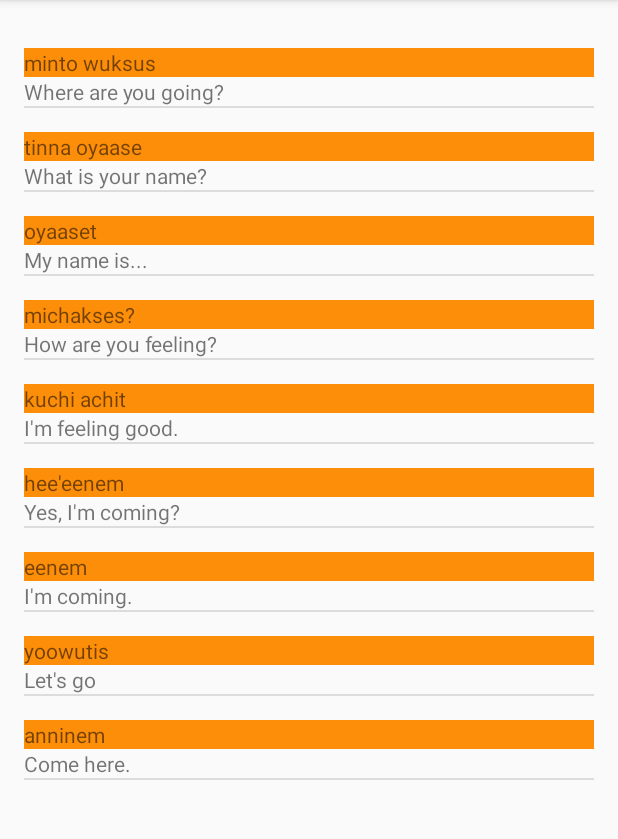
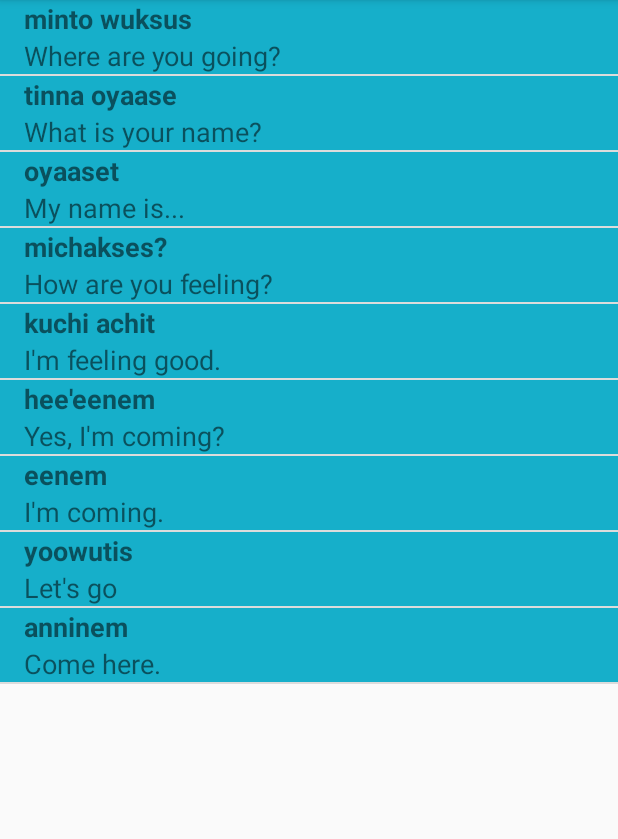
Before and after one commit to vsanjuan/Miwok2, an Android app: the PhrasesActivity screen opened directly, with no data from a screen before it, on a phone screen of 412 x 824 dp, the part 84-923 px from its top. Run offline under Robolectric (Android 15) with nearby library versions, the phone set to English and light mode, and no system bars.

Commit message:
Feat. Background color changes according to the category. Feat. Style and size defined on the xml files.

```diff
--- a/app/src/main/java/com/example/android/miwok/WordAdapter.java
+++ b/app/src/main/java/com/example/android/miwok/WordAdapter.java
@@ -1,6 +1,7 @@
 package com.example.android.miwok;
 
 import android.app.Activity;
+import android.support.v4.content.ContextCompat;
 import android.view.LayoutInflater;
 import android.view.View;
 import android.view.ViewGroup;
@@ -16,6 +17,8 @@ import java.util.ArrayList;
 public class WordAdapter extends ArrayAdapter<Word>{
 
     private int mBackgroundColor;
+
+    private String TAG = "Word Adapter: ";
 
     public WordAdapter(Activity context, ArrayList<Word> Words, int BackgroundColor ){
 
@@ -40,16 +43,21 @@ public class WordAdapter extends ArrayAdapter<Word>{
         Word currentWord = getItem(position);
 
         // Find the TextView in the list_item.xml layout with the ID version_name
-        TextView nameTextView = (TextView) listItemView.findViewById(R.id.miwok_translation);
+        TextView miwokTextView = (TextView) listItemView.findViewById(R.id.miwok_translation);
         // Get the version name from the current AndroidFlavor object and
         // set this text on the name TextView
-        nameTextView.setText(currentWord.getmMiwokTranslation());
+//        miwokTextView.setBackgroundColor(this.mBackgroundColor);
+        miwokTextView.setText(currentWord.getmMiwokTranslation());
+
+   /*     Log.i(TAG, "Background parameter: " + Integer.toString(this.mBackgroundColor));
+        Log.i(TAG, "Background value. " + miwokTextView.getBackground().toString());*/
 
         // Find the TextView in the list_item.xml layout with the ID version_number
-        TextView numberTextView = (TextView) listItemView.findViewById(R.id.default_translation);
+        TextView defaultTextView = (TextView) listItemView.findViewById(R.id.default_translation);
         // Get the version number from the current AndroidFlavor object and
         // set this text on the number TextView
-        numberTextView.setText(currentWord.getmDefaultTranslation());
+        defaultTextView.setText(currentWord.getmDefaultTranslation());
+//        defaultTextView.setBackgroundColor(this.mBackgroundColor);
 
         // Find the ImageView in the list_item.xml laoyout with the ID version_number
         ImageView imageView = (ImageView) listItemView.findViewById(R.id.word_image);
@@ -70,6 +78,13 @@ public class WordAdapter extends ArrayAdapter<Word>{
 
         }
 
+        //Set the theme color for the list item
+        View textContainer = listItemView.findViewById(R.id.text_container);
+        //Find the color that the resource ID maps to
+        int color = ContextCompat.getColor((getContext()),mBackgroundColor);
+        // Set teh background color of the text container View
+        textContainer.setBackgroundColor(color);
+
 
         // Return the whole list item layout (containing 2 TextViews and an ImageView)
         // so that it can be shown in the ListView
--- a/app/src/main/res/layout/list_item.xml
+++ b/app/src/main/res/layout/list_item.xml
@@ -11,27 +11,39 @@
         android:orientation="horizontal">
 
         <ImageView
-            android:layout_width="wrap_content"
-            android:layout_height="wrap_content"
+            android:layout_width="@dimen/list_item_height"
+            android:layout_height="@dimen/image_item_width"
             android:src="@mipmap/ic_launcher"
             android:id="@+id/word_image"/>
 
         <LinearLayout
             android:layout_width="match_parent"
-            android:layout_height="wrap_content"
+            android:layout_height="match_parent"
+            android:id="@+id/text_container"
             android:orientation="vertical">
+
+            <!--android:background="@color/category_numbers"-->
 
             <TextView
                 android:layout_width="match_parent"
-                android:layout_height="wrap_content"
-                android:layout_marginTop="16dp"
+                android:layout_height="0dp"
+                android:layout_weight="1"
+                android:gravity="bottom"
+                style="@style/MiwokText"
                 android:id="@+id/miwok_translation"
-                android:background="@color/category_numbers"/>
+                />
+
+            <!--android:background="@color/category_numbers"-->
 
             <TextView
                 android:layout_width="match_parent"
-                android:layout_height="wrap_content"
+                android:layout_height="0dp"
+                android:layout_weight="1"
+                android:gravity="top"
+                style="@style/ListItem"
                 android:id="@+id/default_translation"/>
+
+            <!--android:background="@color/category_numbers"-->
 
 
         </LinearLayout>
@@ -39,5 +51,4 @@
     </LinearLayout>
 
 
-
 </LinearLayout>
--- a/app/src/main/res/layout/word_list.xml
+++ b/app/src/main/res/layout/word_list.xml
@@ -19,10 +19,6 @@
     android:layout_width="match_parent"
     android:layout_height="match_parent"
     android:orientation="vertical"
-    android:paddingBottom="@dimen/activity_vertical_margin"
-    android:paddingLeft="@dimen/activity_horizontal_margin"
-    android:paddingRight="@dimen/activity_horizontal_margin"
-    android:paddingTop="@dimen/activity_vertical_margin"
     tools:context="com.example.android.miwok.NumbersActivity"
 
 
--- a/app/src/main/res/values/colors.xml
+++ b/app/src/main/res/values/colors.xml
@@ -34,4 +34,8 @@
 
     <!-- Background color for the phrases category -->
     <color name="category_phrases">#16AFCA</color>
+
+    <!-- Background color for list images background -->
+    <color name="images_background">#FFF7DA</color>
+
 </resources>
--- a/app/src/main/res/values/dimens.xml
+++ b/app/src/main/res/values/dimens.xml
@@ -15,6 +15,8 @@
 <resources>
     <!-- Height of each list item -->
     <dimen name="list_item_height">88dp</dimen>
+    <!-- Width of image list item -->
+    <dimen name="image_item_width">88dp</dimen>
     <!-- Default screen margins, per the Android Design guidelines. -->
     <dimen name="activity_horizontal_margin">16dp</dimen>
     <dimen name="activity_vertical_margin">16dp</dimen>
--- a/app/src/main/res/values/styles.xml
+++ b/app/src/main/res/values/styles.xml
@@ -30,4 +30,19 @@
         <item name="android:textStyle">bold</item>
         <item name="android:textAppearance">?android:textAppearanceMedium</item>
     </style>
+
+    <!-- Style for text list items -->
+    <style name="ListItem">
+        <item name="android:color">#FFFFFF</item>
+        <item name="android:textSize">18sp</item>
+        <item name="android:layout_marginLeft">16dp</item>
+    </style>
+
+    <!-- Style for miwok list item -->
+    <style name="MiwokText">
+        <item name="android:color">#FFFFFF</item>
+        <item name="android:textSize">18sp</item>
+        <item name="android:textStyle">bold</item>
+        <item name="android:layout_marginLeft">16dp</item>
+    </style>
 </resources>
```
